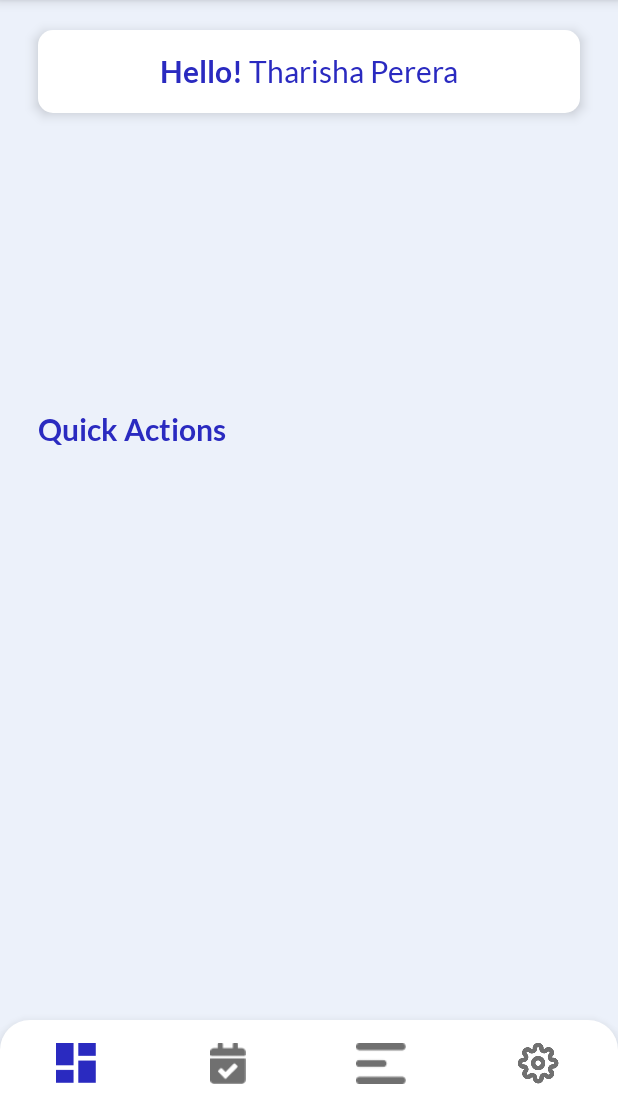
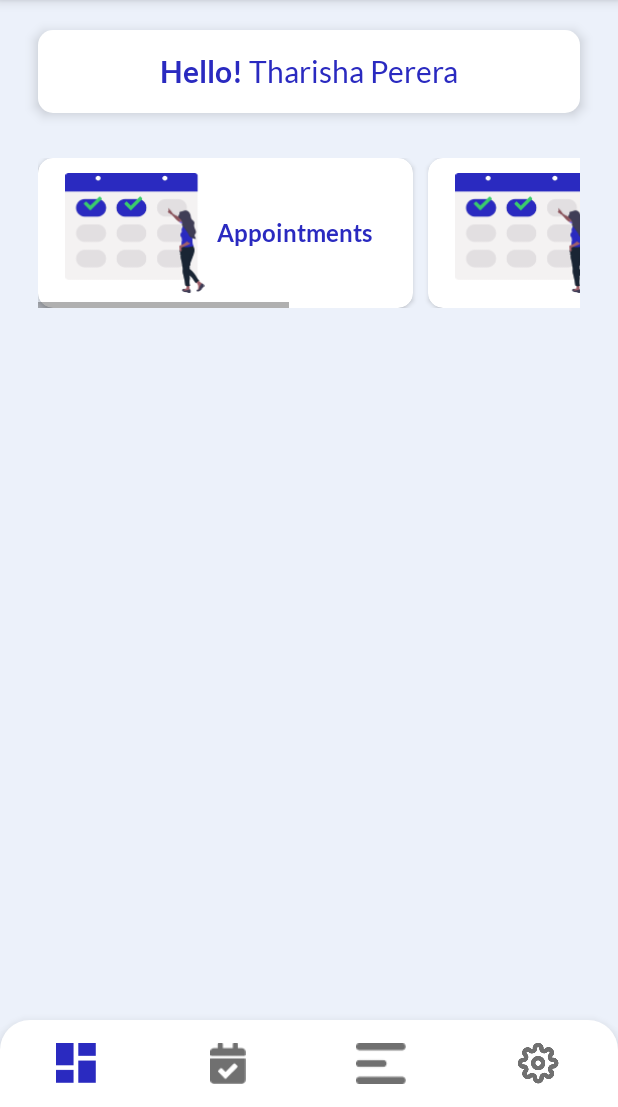
Before and after one commit to TharishaPerera/MediCare, an Android app: the layout activity_dashboard.xml on its own in the app's theme, with its tools: preview values and no code run, on a phone screen of 412 x 824 dp, the part 129-1236 px from its top. Run offline under Robolectric (Android 15) with nearby library versions, the phone set to English and light mode, and no system bars.

Commit message:
added dashboard - not completed

```diff
--- a/app/src/main/AndroidManifest.xml
+++ b/app/src/main/AndroidManifest.xml
@@ -14,7 +14,13 @@
         tools:targetApi="31">
         <activity
             android:name=".Dashboard"
-            android:exported="false">
+            android:exported="true">
+
+            <intent-filter>
+                <action android:name="android.intent.action.MAIN" />
+
+                <category android:name="android.intent.category.LAUNCHER" />
+            </intent-filter>
             <meta-data
                 android:name="android.app.lib_name"
                 android:value="" />
@@ -50,11 +56,11 @@
         <activity
             android:name=".FirstIntroActivity"
             android:exported="true">
-            <intent-filter>
-                <action android:name="android.intent.action.MAIN" />
+<!--            <intent-filter>-->
+<!--                <action android:name="android.intent.action.MAIN" />-->
 
-                <category android:name="android.intent.category.LAUNCHER" />
-            </intent-filter>
+<!--                <category android:name="android.intent.category.LAUNCHER" />-->
+<!--            </intent-filter>-->
 
             <meta-data
                 android:name="android.app.lib_name"
--- a/app/src/main/res/layout/activity_dashboard.xml
+++ b/app/src/main/res/layout/activity_dashboard.xml
@@ -127,53 +127,133 @@
             app:srcCompat="@drawable/settings_ico" />
     </LinearLayout>
 
-    <androidx.recyclerview.widget.RecyclerView
-        android:id="@+id/rv_dashboard"
+    <LinearLayout
         android:layout_width="match_parent"
-        android:layout_height="150dp"
-        android:layout_marginHorizontal="25dp"
+        android:layout_height="wrap_content"
+        android:layout_marginStart="25dp"
+        android:layout_marginTop="30dp"
+        android:layout_marginEnd="25dp"
+        android:orientation="horizontal"
         app:layout_constraintBottom_toTopOf="@+id/linearLayout4"
         app:layout_constraintEnd_toEndOf="parent"
         app:layout_constraintStart_toStartOf="parent"
         app:layout_constraintTop_toBottomOf="@+id/linearLayout3"
-        app:layout_constraintVertical_bias="0.041">
+        app:layout_constraintVertical_bias="0.0">
 
-    </androidx.recyclerview.widget.RecyclerView>
+        <HorizontalScrollView
+            android:layout_width="match_parent"
+            android:layout_height="wrap_content">
 
-    <TextView
-        android:id="@+id/textView7"
+            <LinearLayout
                 android:layout_width="wrap_content"
                 android:layout_height="wrap_content"
-        android:layout_marginStart="25dp"
-        android:layout_marginTop="30dp"
-        android:layout_marginEnd="25dp"
-        android:fontFamily="@font/lato_bold"
-        android:text="Quick Actions"
-        android:textColor="@color/main_blue"
-        android:textSize="20dp"
-        app:layout_constraintEnd_toEndOf="parent"
-        app:layout_constraintHorizontal_bias="0.0"
-        app:layout_constraintStart_toStartOf="parent"
-        app:layout_constraintTop_toBottomOf="@+id/rv_dashboard" />
+                android:orientation="horizontal">
+
+                <androidx.cardview.widget.CardView
+                    android:layout_width="250dp"
+                    android:layout_height="100dp"
+                    app:cardCornerRadius="10dp"
+                    android:layout_marginRight="10dp"
+                    >
 
                     <LinearLayout
                         android:layout_width="match_parent"
-        android:layout_height="0dp"
-        android:layout_marginStart="25dp"
-        android:layout_marginTop="30dp"
-        android:layout_marginEnd="25dp"
-        android:layout_marginBottom="10dp"
+                        android:layout_height="match_parent"
+                        android:gravity="center"
                         android:orientation="horizontal"
-        app:layout_constraintBottom_toTopOf="@+id/linearLayout4"
-        app:layout_constraintEnd_toEndOf="parent"
-        app:layout_constraintStart_toStartOf="parent"
-        app:layout_constraintTop_toBottomOf="@+id/textView7">
+                        android:padding="10dp">
 
-        <androidx.recyclerview.widget.RecyclerView
-            android:id="@+id/rv_quick_actions"
+                        <ImageView
+                            android:id="@+id/imageView11"
+                            android:layout_width="wrap_content"
+                            android:layout_height="match_parent"
+                            android:layout_weight="1"
+                            app:srcCompat="@drawable/appointment_img_sm" />
+
+                        <TextView
+                            android:id="@+id/textView8"
+                            android:layout_width="wrap_content"
+                            android:layout_height="wrap_content"
+                            android:layout_weight="1"
+                            android:fontFamily="@font/lato_bold"
+                            android:gravity="center_vertical"
+                            android:text="Appointments"
+                            android:textColor="@color/main_blue"
+                            android:textSize="16dp" />
+                    </LinearLayout>
+                </androidx.cardview.widget.CardView>
+
+                <androidx.cardview.widget.CardView
+                    android:layout_width="250dp"
+                    android:layout_height="100dp"
+                    app:cardCornerRadius="10dp"
+                    android:layout_marginRight="10dp"
+                    >
+
+                    <LinearLayout
                         android:layout_width="match_parent"
-            android:layout_height="match_parent" />
+                        android:layout_height="match_parent"
+                        android:gravity="center"
+                        android:orientation="horizontal"
+                        android:padding="10dp">
 
+                        <ImageView
+                            android:id="@+id/imageView11"
+                            android:layout_width="wrap_content"
+                            android:layout_height="match_parent"
+                            android:layout_weight="1"
+                            app:srcCompat="@drawable/appointment_img_sm" />
+
+                        <TextView
+                            android:id="@+id/textView8"
+                            android:layout_width="wrap_content"
+                            android:layout_height="wrap_content"
+                            android:layout_weight="1"
+                            android:fontFamily="@font/lato_bold"
+                            android:gravity="center_vertical"
+                            android:text="Appointments"
+                            android:textColor="@color/main_blue"
+                            android:textSize="16dp" />
+                    </LinearLayout>
+                </androidx.cardview.widget.CardView>
+
+                <androidx.cardview.widget.CardView
+                    android:layout_width="250dp"
+                    android:layout_height="100dp"
+                    app:cardCornerRadius="10dp"
+                    android:layout_marginRight="10dp"
+                    >
+
+                    <LinearLayout
+                        android:layout_width="match_parent"
+                        android:layout_height="match_parent"
+                        android:gravity="center"
+                        android:orientation="horizontal"
+                        android:padding="10dp">
+
+                        <ImageView
+                            android:id="@+id/imageView11"
+                            android:layout_width="wrap_content"
+                            android:layout_height="match_parent"
+                            android:layout_weight="1"
+                            app:srcCompat="@drawable/appointment_img_sm" />
+
+                        <TextView
+                            android:id="@+id/textView8"
+                            android:layout_width="wrap_content"
+                            android:layout_height="wrap_content"
+                            android:layout_weight="1"
+                            android:fontFamily="@font/lato_bold"
+                            android:gravity="center_vertical"
+                            android:text="Appointments"
+                            android:textColor="@color/main_blue"
+                            android:textSize="16dp" />
+                    </LinearLayout>
+                </androidx.cardview.widget.CardView>
+
+
+            </LinearLayout>
+        </HorizontalScrollView>
     </LinearLayout>
 
 </androidx.constraintlayout.widget.ConstraintLayout>
```
Lines whose indentation alone changed are shown as unchanged.
